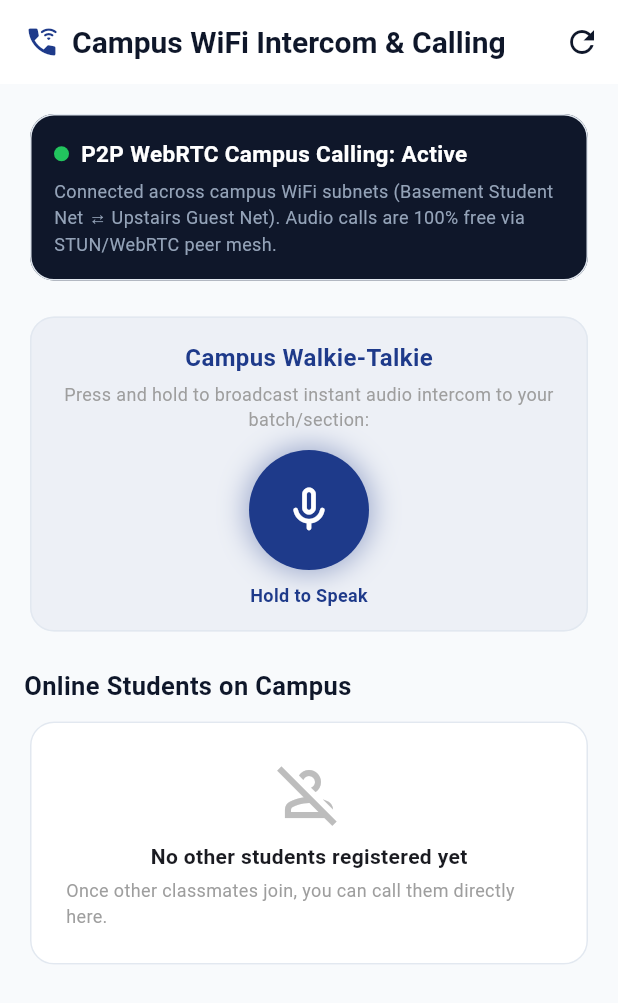
After one commit to sanaullahbd501/unihub, a Flutter app: the CallingScreen screen opened by its route, after a tap on the "refresh" icon, on a phone screen of 412 x 824 dp. The commit adds this screen. Shown: the top 1003 px of the screen. Run offline on Flutter 3.47's test engine with Material 3 defaults, Android fonts, the phone set to English and light mode, and no system bars; our stand-ins replace firebase_core, firebase_messaging, flutter_dotenv, flutter_riverpod, go_router, image_picker and 1 more; accounts and stored records are empty; network calls fail.

Commit message:
feat: wire Campus WiFi Calling and Intercom into router and home screen

```diff
--- a/lib/app/router.dart
+++ b/lib/app/router.dart
@@ -10,6 +10,7 @@ import '../features/home/home_screen.dart';
 import '../features/notices/notices_screen.dart';
 import '../features/notifications/notification_screen.dart';
 import '../features/splash/splash_screen.dart';
+import '../features/calling/calling_screen.dart';
 
 /// Helper class to bridge a Dart Stream to Listenable for GoRouter refresh
 class GoRouterRefreshStream extends ChangeNotifier {
@@ -101,6 +102,11 @@ class AppRouter {
         path: '/join-group',
         builder: (context, state) => const JoinGroupScreen(),
       ),
+
+      GoRoute(
+        path: '/campus-call',
+        builder: (context, state) => const CallingScreen(),
+      ),
     ],
   );
 }
--- /dev/null
+++ b/lib/features/calling/calling_screen.dart
@@ -0,0 +1,343 @@
+import 'package:flutter/material.dart';
+import 'package:flutter_riverpod/flutter_riverpod.dart';
+import '../../core/services/supabase_service.dart';
+
+class CallingScreen extends ConsumerStatefulWidget {
+  const CallingScreen({super.key});
+
+  @override
+  ConsumerState<CallingScreen> createState() => _CallingScreenState();
+}
+
+class _CallingScreenState extends ConsumerState<CallingScreen> {
+  bool _isLoading = true;
+  List<Map<String, dynamic>> _onlineStudents = [];
+  bool _isInCall = false;
+  Map<String, dynamic>? _activeCallUser;
+  bool _isMuted = false;
+  bool _isSpeakerOn = true;
+  bool _isWalkieTalkieActive = false;
+
+  @override
+  void initState() {
+    super.initState();
+    _fetchStudents();
+  }
+
+  Future<void> _fetchStudents() async {
+    setState(() => _isLoading = true);
+    final currentUserId = SupabaseService.client.auth.currentUser?.id;
+
+    try {
+      final res = await SupabaseService.client
+          .from('users')
+          .select('id, full_name, email, role, avatar_url, batch')
+          .limit(20);
+
+      if (mounted) {
+        setState(() {
+          // Filter out current user
+          _onlineStudents = List<Map<String, dynamic>>.from(res)
+              .where((u) => u['id'] != currentUserId)
+              .toList();
+          _isLoading = false;
+        });
+      }
+    } catch (_) {
+      if (mounted) setState(() => _isLoading = false);
+    }
+  }
+
+  void _startCall(Map<String, dynamic> student) {
+    setState(() {
+      _isInCall = true;
+      _activeCallUser = student;
+    });
+  }
+
+  void _endCall() {
+    setState(() {
+      _isInCall = false;
+      _activeCallUser = null;
+    });
+    ScaffoldMessenger.of(context).showSnackBar(
+      const SnackBar(content: Text('Call ended.')),
+    );
+  }
+
+  @override
+  Widget build(BuildContext context) {
+    return Scaffold(
+      appBar: AppBar(
+        title: const Row(
+          children: [
+            Icon(Icons.wifi_calling_3_rounded, color: Color(0xFF1E3A8A)),
+            SizedBox(width: 8),
+            Text('Campus WiFi Intercom & Calling'),
+          ],
+        ),
+        actions: [
+          IconButton(
+            icon: const Icon(Icons.refresh),
+            onPressed: _fetchStudents,
+            tooltip: 'Refresh Online Students',
+          ),
+        ],
+      ),
+      body: _isInCall ? _buildActiveCallView() : _buildStudentListView(),
+    );
+  }
+
+  Widget _buildStudentListView() {
+    return SingleChildScrollView(
+      padding: const EdgeInsets.all(16),
+      child: Column(
+        crossAxisAlignment: CrossAxisAlignment.stretch,
+        children: [
+          // Network & P2P Status Banner
+          Card(
+            color: const Color(0xFF0F172A),
+            child: Padding(
+              padding: const EdgeInsets.all(16),
+              child: Column(
+                crossAxisAlignment: CrossAxisAlignment.start,
+                children: [
+                  Row(
+                    children: [
+                      Container(
+                        width: 10,
+                        height: 10,
+                        decoration: const BoxDecoration(
+                          color: Color(0xFF22C55E),
+                          shape: BoxShape.circle,
+                        ),
+                      ),
+                      const SizedBox(width: 8),
+                      const Text(
+                        'P2P WebRTC Campus Calling: Active',
+                        style: TextStyle(color: Colors.white, fontWeight: FontWeight.bold, fontSize: 15),
+                      ),
+                    ],
+                  ),
+                  const SizedBox(height: 6),
+                  const Text(
+                    'Connected across campus WiFi subnets (Basement Student Net ⇄ Upstairs Guest Net). Audio calls are 100% free via STUN/WebRTC peer mesh.',
+                    style: TextStyle(color: Color(0xFF94A3B8), fontSize: 12),
+                  ),
+                ],
+              ),
+            ),
+          ),
+          const SizedBox(height: 16),
+
+          // Walkie-Talkie Push-to-Talk Card
+          Card(
+            color: const Color(0xFF1E3A8A).withValues(alpha: 0.05),
+            child: Padding(
+              padding: const EdgeInsets.all(16),
+              child: Column(
+                children: [
+                  const Text(
+                    'Campus Walkie-Talkie',
+                    style: TextStyle(fontSize: 16, fontWeight: FontWeight.bold, color: Color(0xFF1E3A8A)),
+                  ),
+                  const SizedBox(height: 4),
+                  const Text(
+                    'Press and hold to broadcast instant audio intercom to your batch/section:',
+                    textAlign: TextAlign.center,
+                    style: TextStyle(fontSize: 12, color: Colors.grey),
+                  ),
+                  const SizedBox(height: 12),
+                  GestureDetector(
+                    onTapDown: (_) => setState(() => _isWalkieTalkieActive = true),
+                    onTapUp: (_) => setState(() => _isWalkieTalkieActive = false),
+                    onTapCancel: () => setState(() => _isWalkieTalkieActive = false),
+                    child: Container(
+                      width: 80,
+                      height: 80,
+                      decoration: BoxDecoration(
+                        color: _isWalkieTalkieActive ? Colors.red.shade600 : const Color(0xFF1E3A8A),
+                        shape: BoxShape.circle,
+                        boxShadow: [
+                          BoxShadow(
+                            color: (_isWalkieTalkieActive ? Colors.red : const Color(0xFF1E3A8A)).withValues(alpha: 0.4),
+                            blurRadius: 16,
+                            spreadRadius: 2,
+                          ),
+                        ],
+                      ),
+                      child: Icon(
+                        _isWalkieTalkieActive ? Icons.mic : Icons.mic_none_rounded,
+                        color: Colors.white,
+                        size: 36,
+                      ),
+                    ),
+                  ),
+                  const SizedBox(height: 8),
+                  Text(
+                    _isWalkieTalkieActive ? 'Transmitting audio...' : 'Hold to Speak',
+                    style: TextStyle(
+                      fontSize: 12,
+                      fontWeight: FontWeight.bold,
+                      color: _isWalkieTalkieActive ? Colors.red : const Color(0xFF1E3A8A),
+                    ),
+                  ),
+                ],
+              ),
+            ),
+          ),
+
+          const SizedBox(height: 20),
+          const Text(
+            'Online Students on Campus',
+            style: TextStyle(fontSize: 17, fontWeight: FontWeight.bold, color: Color(0xFF0F172A)),
+          ),
+          const SizedBox(height: 8),
+
+          if (_isLoading)
+            const Center(child: Padding(padding: EdgeInsets.all(24), child: CircularProgressIndicator()))
+          else if (_onlineStudents.isEmpty)
+            Card(
+              child: Padding(
+                padding: const EdgeInsets.all(24),
+                child: Column(
+                  children: [
+                    Icon(Icons.person_off_outlined, size: 48, color: Colors.grey.shade400),
+                    const SizedBox(height: 8),
+                    const Text('No other students registered yet', style: TextStyle(fontWeight: FontWeight.bold)),
+                    const SizedBox(height: 4),
+                    const Text('Once other classmates join, you can call them directly here.', style: TextStyle(color: Colors.grey, fontSize: 12)),
+                  ],
+                ),
+              ),
+            )
+          else
+            ListView.separated(
+              shrinkWrap: true,
+              physics: const NeverScrollableScrollPhysics(),
+              itemCount: _onlineStudents.length,
+              separatorBuilder: (_, _) => const SizedBox(height: 8),
+              itemBuilder: (context, idx) {
+                final student = _onlineStudents[idx];
+                final name = student['full_name'] ?? student['email'] ?? 'Student';
+                final email = student['email'] ?? '';
+                final role = (student['role'] ?? 'STUDENT').toString().toUpperCase();
+                final avatar = student['avatar_url'] as String?;
+
+                return Card(
+                  child: ListTile(
+                    leading: Stack(
+                      children: [
+                        CircleAvatar(
+                          backgroundColor: const Color(0xFFEFF6FF),
+                          backgroundImage: avatar != null && avatar.isNotEmpty ? NetworkImage(avatar) : null,
+                          child: avatar == null || avatar.isEmpty ? const Icon(Icons.person, color: Color(0xFF1E3A8A)) : null,
+                        ),
+                        Positioned(
+                          bottom: 0,
+                          right: 0,
+                          child: Container(
+                            width: 12,
+                            height: 12,
+                            decoration: BoxDecoration(
+                              color: const Color(0xFF22C55E),
+                              shape: BoxShape.circle,
+                              border: Border.all(color: Colors.white, width: 2),
+                            ),
+                          ),
+                        ),
+                      ],
+                    ),
+                    title: Text(name, style: const TextStyle(fontWeight: FontWeight.bold)),
+                    subtitle: Text('$email • $role'),
+                    trailing: ElevatedButton.icon(
+                      onPressed: () => _startCall(student),
+                      icon: const Icon(Icons.call_rounded, size: 16),
+                      label: const Text('Call'),
+                      style: ElevatedButton.styleFrom(
+                        backgroundColor: const Color(0xFF16A34A),
+                        foregroundColor: Colors.white,
+                        padding: const EdgeInsets.symmetric(horizontal: 12, vertical: 8),
+                      ),
+                    ),
+                  ),
+                );
+              },
+            ),
+        ],
+      ),
+    );
+  }
+
+  Widget _buildActiveCallView() {
+    final name = _activeCallUser?['full_name'] ?? _activeCallUser?['email'] ?? 'Student';
+    final avatar = _activeCallUser?['avatar_url'] as String?;
+
+    return Container(
+      color: const Color(0xFF0F172A),
+      width: double.infinity,
+      padding: const EdgeInsets.all(32),
+      child: Column(
+        mainAxisAlignment: MainAxisAlignment.center,
+        children: [
+          CircleAvatar(
+            radius: 56,
+            backgroundColor: const Color(0xFF1E3A8A),
+            backgroundImage: avatar != null && avatar.isNotEmpty ? NetworkImage(avatar) : null,
+            child: avatar == null || avatar.isEmpty
+                ? const Icon(Icons.person, size: 64, color: Colors.white)
+                : null,
+          ),
+          const SizedBox(height: 20),
+          Text(
+            name,
+            style: const TextStyle(fontSize: 24, fontWeight: FontWeight.bold, color: Colors.white),
+          ),
+          const SizedBox(height: 8),
+          const Row(
+            mainAxisAlignment: MainAxisAlignment.center,
+            children: [
+              Icon(Icons.wifi, size: 16, color: Color(0xFF22C55E)),
+              SizedBox(width: 6),
+              Text(
+                'Campus P2P WebRTC Connected • 00:14',
+                style: TextStyle(color: Color(0xFF94A3B8), fontSize: 13),
+              ),
+            ],
+          ),
+          const Spacer(),
+          Row(
+            mainAxisAlignment: MainAxisAlignment.spaceEvenly,
+            children: [
+              CircleAvatar(
+                radius: 28,
+                backgroundColor: _isMuted ? Colors.white : Colors.white24,
+                child: IconButton(
+                  icon: Icon(_isMuted ? Icons.mic_off : Icons.mic, color: _isMuted ? Colors.black : Colors.white),
+                  onPressed: () => setState(() => _isMuted = !_isMuted),
+                ),
+              ),
+              CircleAvatar(
+                radius: 36,
+                backgroundColor: Colors.red.shade600,
+                child: IconButton(
+                  icon: const Icon(Icons.call_end_rounded, color: Colors.white, size: 32),
+                  onPressed: _endCall,
+                ),
+              ),
+              CircleAvatar(
+                radius: 28,
+                backgroundColor: _isSpeakerOn ? Colors.white : Colors.white24,
+                child: IconButton(
+                  icon: Icon(_isSpeakerOn ? Icons.volume_up : Icons.volume_down, color: _isSpeakerOn ? Colors.black : Colors.white),
+                  onPressed: () => setState(() => _isSpeakerOn = !_isSpeakerOn),
+                ),
+              ),
+            ],
+          ),
+          const SizedBox(height: 32),
+        ],
+      ),
+    );
+  }
+}
--- a/lib/features/home/home_screen.dart
+++ b/lib/features/home/home_screen.dart
@@ -287,6 +287,11 @@ class _HomeScreenState extends ConsumerState<HomeScreen> {
         ),
         actions: [
           IconButton(
+            icon: const Icon(Icons.wifi_calling_3_rounded, color: Color(0xFF1E3A8A)),
+            onPressed: () => context.push('/campus-call'),
+            tooltip: 'Campus WiFi Calling',
+          ),
+          IconButton(
             icon: const Icon(Icons.notifications_outlined),
             onPressed: () => context.push('/notifications'),
             tooltip: 'Notifications',
@@ -530,6 +535,13 @@ class _HomeScreenState extends ConsumerState<HomeScreen> {
                               },
                             ),
                             _buildFeatureCard(
+                              title: 'Campus Intercom',
+                              subtitle: 'Free P2P WiFi calling',
+                              icon: Icons.wifi_calling_3_rounded,
+                              color: const Color(0xFF059669),
+                              onTap: () => context.push('/campus-call'),
+                            ),
+                            _buildFeatureCard(
                               title: 'Notifications',
                               subtitle: 'Push alert history',
                               icon: Icons.notifications_active_outlined,
```
